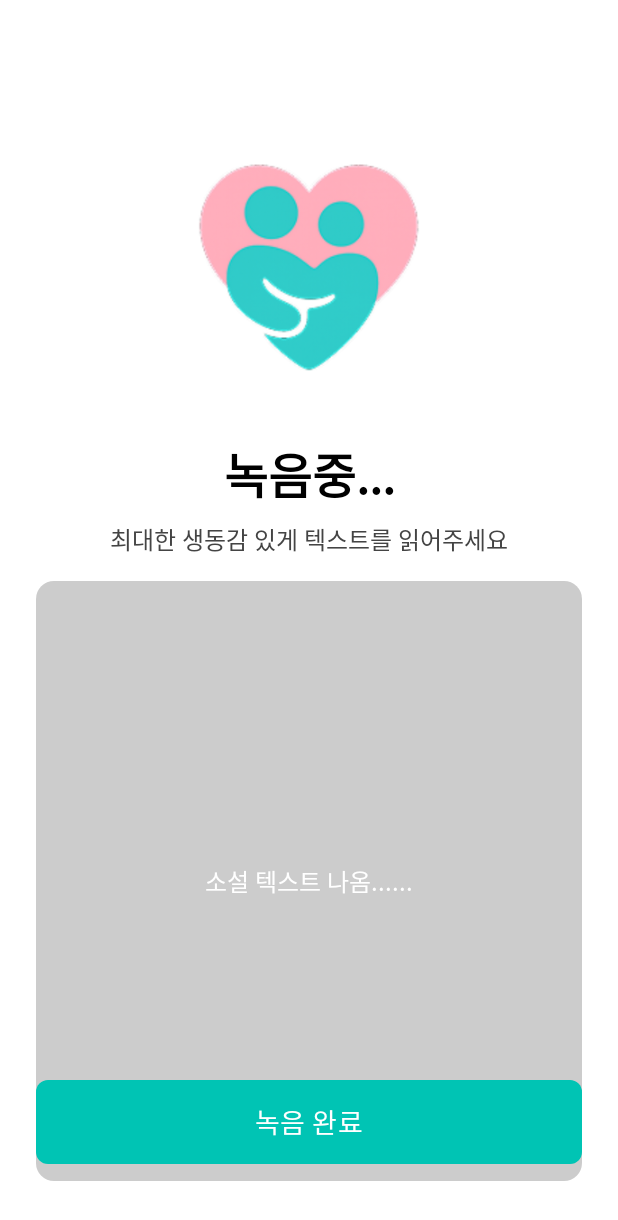
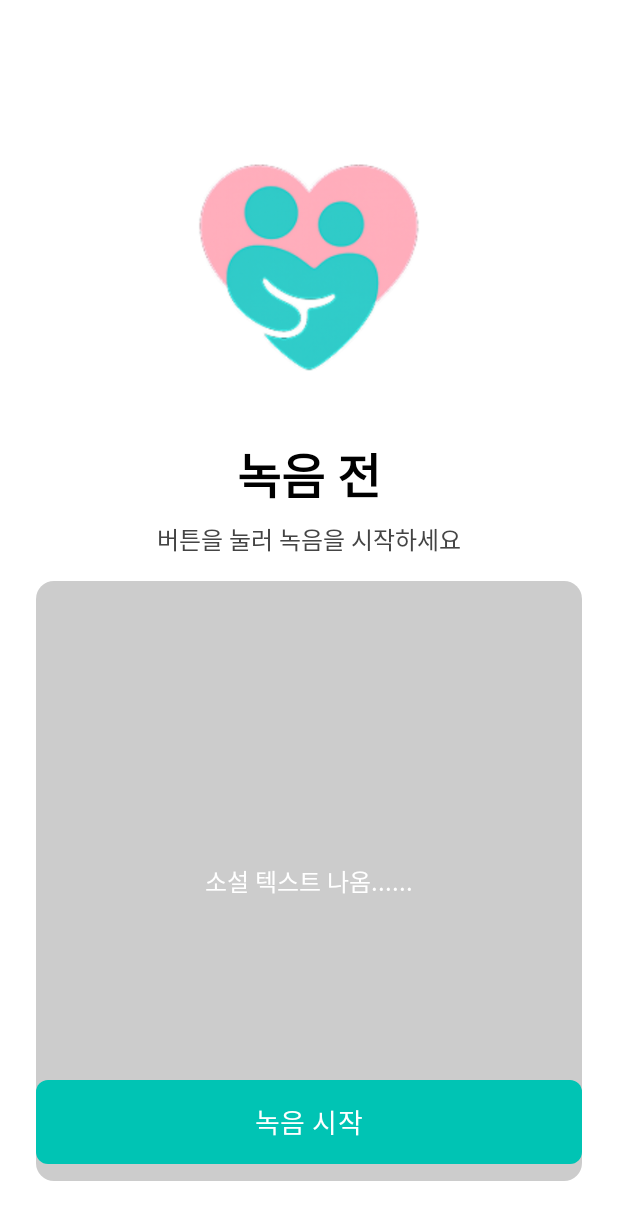
Before and after one commit to KSEB-careLink/frontend, an Android app built with Jetpack Compose: the @Preview function PreviewRecordingScreen, on a phone screen of 412 x 824 dp. Shown: the top 1220 px of the screen. Run offline under Robolectric (Android 15) with nearby library versions, the phone set to English and light mode, and no system bars.

Commit message:
녹음 기능과 스플래쉬화면 애니매이션 추가

```diff
--- a/app/src/main/AndroidManifest.xml
+++ b/app/src/main/AndroidManifest.xml
@@ -21,6 +21,9 @@
 
     <!-- 알림 권한 (Android 13 이상에서 필요) -->
     <uses-permission android:name="android.permission.POST_NOTIFICATIONS"/>
+
+    <!-- 녹음 권한 -->
+    <uses-permission android:name="android.permission.RECORD_AUDIO" />
 
     <!-- 하드웨어 카메라는 필수가 아님 (에뮬레이터 설치 가능하게) -->
     <uses-feature android:name="android.hardware.camera" android:required="false" />
--- a/app/src/main/java/com/example/myapplication/screens/Recode2.kt
+++ b/app/src/main/java/com/example/myapplication/screens/Recode2.kt
@@ -1,36 +1,64 @@
+// Recode2.kt
 package com.example.myapplication.screens
 
+import android.Manifest
+import android.widget.Toast
+import androidx.activity.compose.rememberLauncherForActivityResult
+import androidx.activity.result.contract.ActivityResultContracts
 import androidx.compose.foundation.background
 import androidx.compose.foundation.layout.*
 import androidx.compose.foundation.shape.RoundedCornerShape
-import androidx.compose.material3.Button
-import androidx.compose.material3.ButtonDefaults
-import androidx.compose.material3.Text
-import androidx.compose.runtime.Composable
+import androidx.compose.material3.*
+import androidx.compose.runtime.*
 import androidx.compose.ui.Alignment
 import androidx.compose.ui.Modifier
 import androidx.compose.ui.graphics.Color
-import androidx.compose.ui.layout.ContentScale              // ← 이 줄을 추가!
+import androidx.compose.ui.layout.ContentScale
+import androidx.compose.ui.platform.LocalContext
 import androidx.compose.ui.res.painterResource
 import androidx.compose.ui.text.font.FontWeight
 import androidx.compose.ui.tooling.preview.Preview
 import androidx.compose.ui.unit.dp
 import androidx.compose.ui.unit.sp
 import androidx.navigation.NavController
+import androidx.navigation.compose.rememberNavController
 import com.example.myapplication.R
-import androidx.navigation.compose.rememberNavController
-import androidx.compose.foundation.Image                 // ← Image 도 import
+import com.example.myapplication.audio.AudioRecorder
+import androidx.compose.foundation.Image
 
 @Composable
 fun Recode2(navController: NavController) {
-    // ✏️ 조절값
-    val topPadding           = 80.dp
-    val betweenLogoAndTitle  = 12.dp
-    val betweenTitleAndSub   = 8.dp
-    val greyBoxTopGap        = 16.dp
-    val greyBoxHeight        = 400.dp
-    val greyBoxCorner        = 12.dp
-    val bottomButtonOffsetY   = 48.dp
+    val context = LocalContext.current
+    var isRecording by remember { mutableStateOf(false) }
+    var audioPath by remember { mutableStateOf<String?>(null) }
+
+    // 권한 요청 런처
+    val permissionLauncher = rememberLauncherForActivityResult(
+        contract = ActivityResultContracts.RequestPermission(),
+        onResult = { granted ->
+            if (!granted) {
+                Toast.makeText(context, "녹음 권한이 필요합니다", Toast.LENGTH_SHORT).show()
+            }
+        }
+    )
+
+    // Composable 로딩 시 권한 요청
+    LaunchedEffect(Unit) {
+        permissionLauncher.launch(Manifest.permission.RECORD_AUDIO)
+    }
+
+    // 녹음 매니저
+    val recorder = remember { AudioRecorder(context) }
+
+    // UI 파라미터
+    val topPadding = 80.dp
+    val betweenLogoAndTitle = 12.dp
+    val betweenTitleAndSub = 8.dp
+    val greyBoxTopGap = 16.dp
+    val greyBoxHeight = 400.dp
+    val greyBoxCorner = 12.dp
+    val bottomButtonOffsetY = 48.dp
+
     Box(
         modifier = Modifier
             .fillMaxSize()
@@ -40,7 +68,7 @@ fun Recode2(navController: NavController) {
             horizontalAlignment = Alignment.CenterHorizontally,
             modifier = Modifier.fillMaxWidth()
         ) {
-            // 1) 로고
+            // 로고
             Image(
                 painter = painterResource(id = R.drawable.rogo),
                 contentDescription = "로고",
@@ -48,28 +76,31 @@ fun Recode2(navController: NavController) {
                 contentScale = ContentScale.Fit
             )
 
-            Spacer(modifier = Modifier.height(betweenLogoAndTitle))
+            Spacer(Modifier.height(betweenLogoAndTitle))
 
-            // 2) 타이틀
+            // 타이틀
             Text(
-                text = "녹음중...",
+                text = if (!isRecording) "녹음 전" else "녹음 중",
                 fontSize = 32.sp,
                 fontWeight = FontWeight.Bold,
                 color = Color.Black
             )
 
-            Spacer(modifier = Modifier.height(betweenTitleAndSub))
+            Spacer(Modifier.height(betweenTitleAndSub))
 
-            // 3) 서브텍스트
+            // 서브텍스트
             Text(
-                text = "최대한 생동감 있게 텍스트를 읽어주세요",
+                text = if (!isRecording)
+                    "버튼을 눌러 녹음을 시작하세요"
+                else
+                    "최대한 생동감 있게 텍스트를 읽어주세요",
                 fontSize = 16.sp,
                 color = Color.DarkGray
             )
 
-            Spacer(modifier = Modifier.height(greyBoxTopGap))
+            Spacer(Modifier.height(greyBoxTopGap))
 
-            // 4) 회색 박스 + 플레이스홀더 텍스트
+            // 텍스트 박스
             Box(
                 modifier = Modifier
                     .fillMaxWidth()
@@ -88,9 +119,22 @@ fun Recode2(navController: NavController) {
             }
         }
 
-        // 5) 하단 버튼 (약간 위로 띄워서 배치)
+        // 녹음 버튼
         Button(
-            onClick = { /* TODO: 녹음 완료 후 navController.navigate(...) */ },
+            onClick = {
+                if (!isRecording) {
+                    // 녹음 시작
+                    audioPath = recorder.startRecording()
+                    isRecording = true
+                } else {
+                    // 녹음 종료
+                    val savedPath = recorder.stopRecording()
+                    isRecording = false
+                    Toast.makeText(context, "녹음 저장: $savedPath", Toast.LENGTH_LONG).show()
+                    // 녹음 완료 후 네비게이션
+                    navController.navigate("recode")
+                }
+            },
             modifier = Modifier
                 .fillMaxWidth()
                 .height(56.dp)
@@ -99,7 +143,11 @@ fun Recode2(navController: NavController) {
             shape = RoundedCornerShape(8.dp),
             colors = ButtonDefaults.buttonColors(containerColor = Color(0xFF00C4B4))
         ) {
-            Text("녹음 완료", color = Color.White, fontSize = 18.sp)
+            Text(
+                text = if (!isRecording) "녹음 시작" else "녹음 완료",
+                color = Color.White,
+                fontSize = 18.sp
+            )
         }
     }
 }
```
Also changed, not shown: app/src/main/java/com/example/myapplication/audio/AudioRecorder.kt (added, +46 -0 lines), app/src/main/java/com/example/myapplication/screens/SplashScreen.kt (+74 -26 lines).
